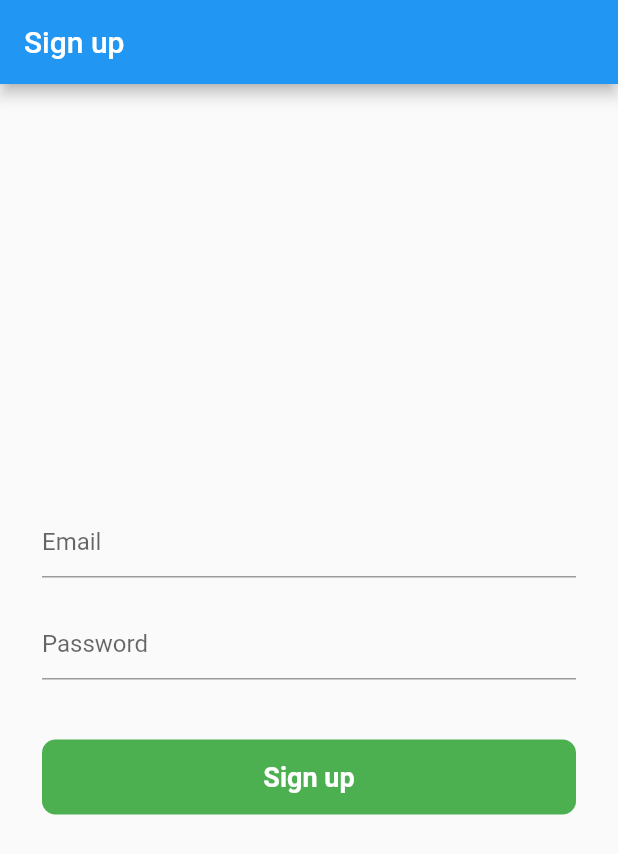
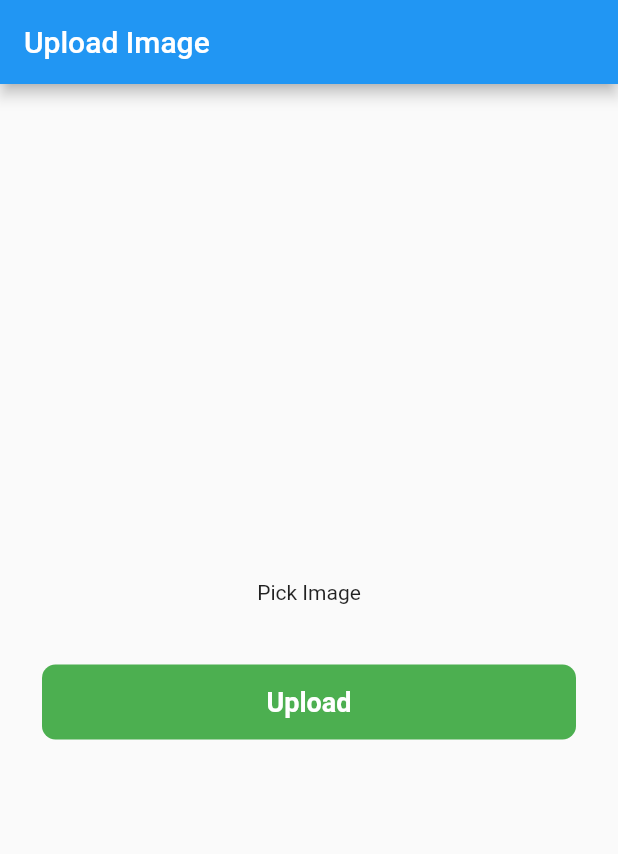
Before and after one commit to arsalan98m/flutter_rest_api, a Flutter app: the screen it shows after launch, on a phone screen of 412 x 824 dp. Shown: the top 854 px of the screen. Run offline on Flutter 3.47's test engine with Material 2 defaults, Android fonts, the phone set to English and light mode, and no system bars; drawn by our look-alikes of modal_progress_hud_nsn; our stand-ins replace image_picker.

Commit message:
image upload with rest api

```diff
--- a/lib/home_screen.dart
+++ b/lib/home_screen.dart
@@ -1,8 +1,11 @@
-import 'dart:convert';
+// import 'dart:convert';
+import 'dart:io';
 
 import 'package:flutter/material.dart';
 // import 'package:http/http.dart' as http;
-import 'package:http/http.dart';
+import 'package:http/http.dart' as http;
+import 'package:image_picker/image_picker.dart';
+import 'package:modal_progress_hud_nsn/modal_progress_hud_nsn.dart';
 
 class HomeScreen extends StatefulWidget {
   const HomeScreen({Key? key}) : super(key: key);
@@ -12,34 +15,68 @@ class HomeScreen extends StatefulWidget {
 }
 
 class _HomeScreenState extends State<HomeScreen> {
-  TextEditingController emailController = TextEditingController();
-  TextEditingController passwordController = TextEditingController();
+  File? image;
+  final _picker = ImagePicker();
+  bool showSpinner = false;
 
-  void register(String email, String password) async {
-    try {
-      Response response =
-          await post(Uri.parse('https://reqres.in/api/register'), body: {
-        'email': email,
-        'password': password,
+  Future getImage() async {
+    final pickedFile =
+        await _picker.pickImage(source: ImageSource.gallery, imageQuality: 80);
+
+    if (pickedFile != null) {
+      image = File(pickedFile.path);
+      setState(() {});
+    } else {
+      print('no image selected');
+    }
+  }
+
+  Future<void> uploadImage() async {
+    setState(() {
+      showSpinner = true;
     });
 
+    var stream = http.ByteStream(image!.openRead());
+    stream.cast();
+
+    var length = await image!.length();
+
+    var uri = Uri.parse('https://fakestoreapi.com/products');
+
+    var request = http.MultipartRequest('post', uri);
+
+    request.fields['title'] = 'testing';
+
+    var multipart = http.MultipartFile(
+      'image',
+      stream,
+      length,
+    );
+
+    request.files.add(multipart);
+
+    var response = await request.send();
+
     if (response.statusCode == 200) {
-        var data = jsonDecode(response.body.toString());
-        print(data);
-        print('account created successfully');
+      print('image uploaded');
+      setState(() {
+        showSpinner = false;
+      });
     } else {
       print('failed');
-      }
-    } catch (e) {
-      print(e.toString());
+      setState(() {
+        showSpinner = false;
+      });
     }
   }
 
   @override
   Widget build(BuildContext context) {
-    return Scaffold(
+    return ModalProgressHUD(
+      inAsyncCall: showSpinner,
+      child: Scaffold(
         appBar: AppBar(
-        title: const Text('Sign up'),
+          title: const Text('Upload Image'),
         ),
         body: SafeArea(
           child: Padding(
@@ -48,25 +85,33 @@ class _HomeScreenState extends State<HomeScreen> {
               crossAxisAlignment: CrossAxisAlignment.center,
               mainAxisAlignment: MainAxisAlignment.center,
               children: [
-              TextFormField(
-                controller: emailController,
-                decoration: InputDecoration(hintText: 'Email'),
+                GestureDetector(
+                  onTap: () {
+                    getImage();
+                  },
+                  child: Container(
+                    child: image == null
+                        ? const Center(
+                            child: Text('Pick Image'),
+                          )
+                        : SizedBox(
+                            child: Center(
+                              child: Image.file(
+                                File(image!.path).absolute,
+                                width: 100,
+                                height: 100,
+                                fit: BoxFit.cover,
                               ),
-              const SizedBox(
-                height: 20,
                             ),
-              TextFormField(
-                controller: passwordController,
-                obscureText: true,
-                decoration: InputDecoration(hintText: 'Password'),
+                          ),
+                  ),
                 ),
                 const SizedBox(
                   height: 40,
                 ),
                 GestureDetector(
                   onTap: () {
-                  register(emailController.text.toString(),
-                      passwordController.text.toString());
+                    uploadImage();
                   },
                   child: Container(
                     height: 50,
@@ -76,7 +121,7 @@ class _HomeScreenState extends State<HomeScreen> {
                     ),
                     child: const Center(
                       child: Text(
-                      'Sign up',
+                        'Upload',
                         style: TextStyle(
                           color: Colors.white,
                           fontWeight: FontWeight.bold,
@@ -90,6 +135,7 @@ class _HomeScreenState extends State<HomeScreen> {
             ),
           ),
         ),
+      ),
     );
   }
 }
--- a/pubspec.yaml
+++ b/pubspec.yaml
@@ -41,6 +41,8 @@ dev_dependencies:
     sdk: flutter
   build_runner: ^2.0.0
   json_serializable: ^6.0.0
+  modal_progress_hud_nsn: ^0.3.0
+  image_picker: ^0.8.5+3
 
   # The "flutter_lints" package below contains a set of recommended lints to
   # encourage good coding practices. The lint set provided by the package is
```
Also changed, not shown: pubspec.lock, 3 other files. Lines whose indentation alone changed are shown as unchanged.
